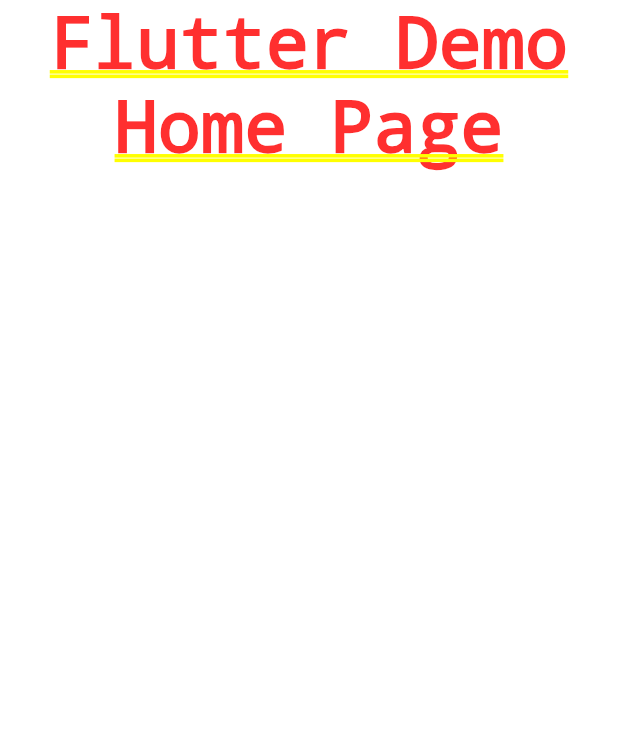
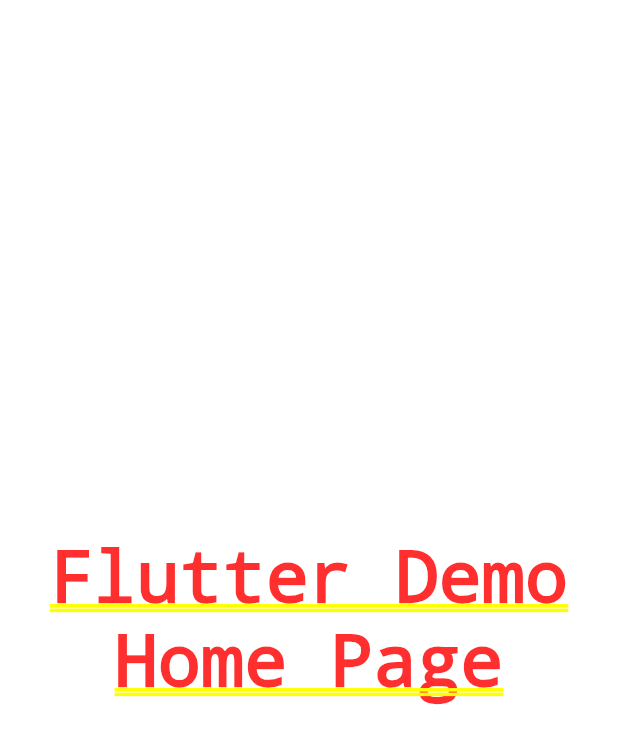
Before and after one commit to ototococo/first_flutter_app, a Flutter app: the screen it shows after launch, on a phone screen of 412 x 824 dp. Shown: the top 744 px of the screen. Run offline on Flutter 3.47's test engine with Material 2 defaults, Android fonts, the phone set to English and light mode, and no system bars.

```diff
--- a/lib/main.dart
+++ b/lib/main.dart
@@ -31,8 +31,10 @@ class MyApp extends StatelessWidget {
           colorScheme: ColorScheme.fromSeed(seedColor: Colors.deepPurple),
           useMaterial3: true,
         ),
-      home: Text('Flutter Demo Home Page',textAlign: TextAlign.center),
-    );
+        home: Container(
+            child: Center(
+                child: Text('Flutter Demo Home Page',
+                    textAlign: TextAlign.center))));
   }
 }
 
```
Lines whose indentation alone changed are shown as unchanged.
